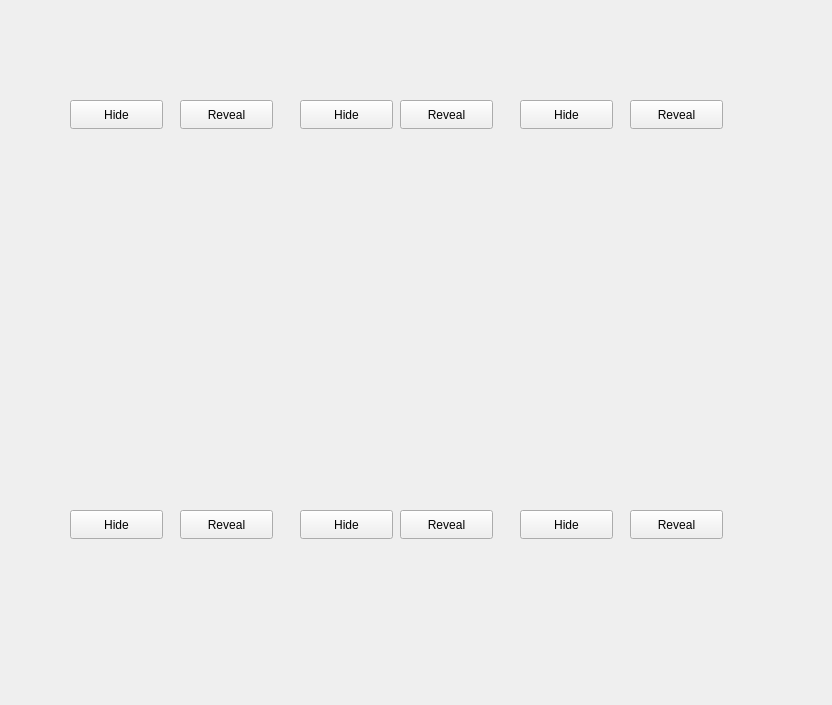
Qt form Qt_2/gamehistory.ui (TadrosMaged/TicTacToe_Game) before a commit.
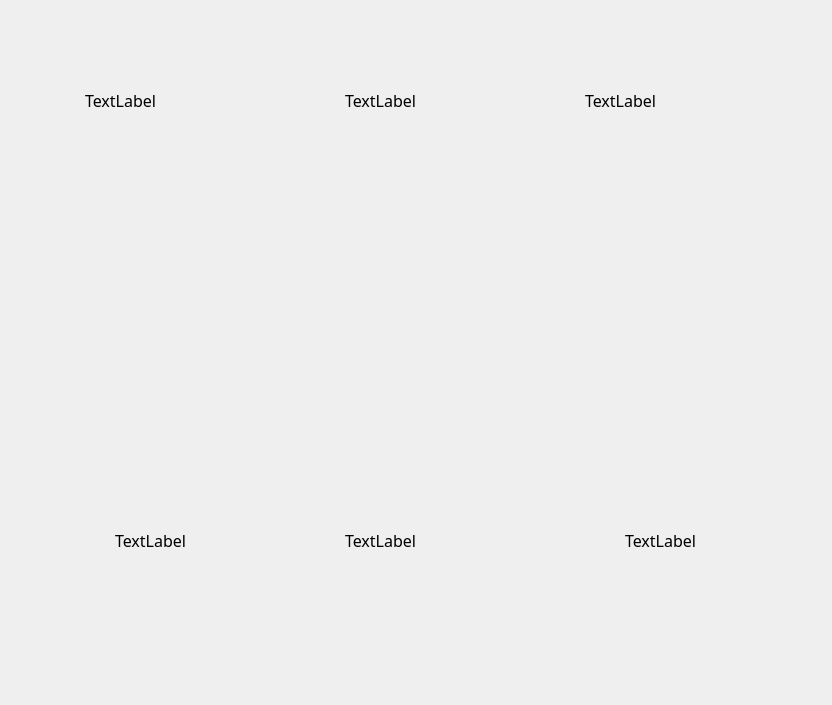
The same form after that commit.

The edit to the form file:
```diff
--- a/Qt_2/gamehistory.ui
+++ b/Qt_2/gamehistory.ui
@@ -52,157 +52,469 @@
   <widget class="QPushButton" name="pushButton_3">
    <property name="geometry">
     <rect>
-     <x>70</x>
-     <y>100</y>
-     <width>93</width>
-     <height>29</height>
+     <x>120</x>
+     <y>109</y>
+     <width>81</width>
+     <height>21</height>
     </rect>
    </property>
+   <property name="styleSheet">
+    <string notr="true">color: rgb(0, 0, 0);
+background-color: rgba(255, 255, 255,0);
+border:none</string>
+   </property>
    <property name="text">
-    <string>Hide</string>
+    <string/>
    </property>
   </widget>
   <widget class="QPushButton" name="pushButton_4">
    <property name="geometry">
     <rect>
-     <x>180</x>
-     <y>100</y>
-     <width>93</width>
-     <height>29</height>
+     <x>210</x>
+     <y>109</y>
+     <width>81</width>
+     <height>21</height>
     </rect>
    </property>
+   <property name="styleSheet">
+    <string notr="true">color: rgb(0, 0, 0);
+background-color: rgba(255, 255, 255,0);
+border:none</string>
+   </property>
    <property name="text">
-    <string>Reveal</string>
+    <string/>
    </property>
   </widget>
   <widget class="QPushButton" name="pushButton_5">
    <property name="geometry">
     <rect>
-     <x>300</x>
-     <y>100</y>
-     <width>93</width>
-     <height>29</height>
+     <x>322</x>
+     <y>110</y>
+     <width>81</width>
+     <height>20</height>
     </rect>
    </property>
+   <property name="styleSheet">
+    <string notr="true">color: rgb(0, 0, 0);
+background-color: rgba(255, 255, 255,0);
+border:none</string>
+   </property>
    <property name="text">
-    <string>Hide</string>
+    <string/>
    </property>
   </widget>
   <widget class="QPushButton" name="pushButton_6">
    <property name="geometry">
     <rect>
-     <x>630</x>
-     <y>100</y>
-     <width>93</width>
-     <height>29</height>
+     <x>600</x>
+     <y>110</y>
+     <width>81</width>
+     <height>20</height>
     </rect>
    </property>
+   <property name="styleSheet">
+    <string notr="true">color: rgb(0, 0, 0);
+background-color: rgba(255, 255, 255,0);
+border:none</string>
+   </property>
    <property name="text">
-    <string>Reveal</string>
+    <string/>
    </property>
   </widget>
   <widget class="QPushButton" name="pushButton_7">
    <property name="geometry">
     <rect>
-     <x>400</x>
-     <y>100</y>
-     <width>93</width>
-     <height>29</height>
+     <x>412</x>
+     <y>110</y>
+     <width>71</width>
+     <height>20</height>
     </rect>
    </property>
+   <property name="styleSheet">
+    <string notr="true">color: rgb(0, 0, 0);
+background-color: rgba(255, 255, 255,0);
+border:none</string>
+   </property>
    <property name="text">
-    <string>Reveal</string>
+    <string/>
    </property>
   </widget>
   <widget class="QPushButton" name="pushButton_8">
    <property name="geometry">
     <rect>
-     <x>520</x>
-     <y>100</y>
-     <width>93</width>
-     <height>29</height>
+     <x>510</x>
+     <y>110</y>
+     <width>81</width>
+     <height>20</height>
     </rect>
    </property>
+   <property name="styleSheet">
+    <string notr="true">color: rgb(0, 0, 0);
+background-color: rgba(255, 255, 255,0);
+border:none</string>
+   </property>
    <property name="text">
-    <string>Hide</string>
+    <string/>
    </property>
   </widget>
   <widget class="QPushButton" name="pushButton_9">
    <property name="geometry">
     <rect>
-     <x>300</x>
-     <y>510</y>
-     <width>93</width>
-     <height>29</height>
+     <x>322</x>
+     <y>561</y>
+     <width>81</width>
+     <height>21</height>
     </rect>
    </property>
+   <property name="styleSheet">
+    <string notr="true">color: rgb(0, 0, 0);
+background-color: rgba(255, 255, 255,0);
+border:none</string>
+   </property>
    <property name="text">
-    <string>Hide</string>
+    <string/>
    </property>
   </widget>
   <widget class="QPushButton" name="pushButton_10">
    <property name="geometry">
     <rect>
-     <x>400</x>
-     <y>510</y>
-     <width>93</width>
-     <height>29</height>
+     <x>402</x>
+     <y>560</y>
+     <width>81</width>
+     <height>21</height>
     </rect>
    </property>
+   <property name="styleSheet">
+    <string notr="true">color: rgb(0, 0, 0);
+background-color: rgba(255, 255, 255,0);
+border:none</string>
+   </property>
    <property name="text">
-    <string>Reveal</string>
+    <string/>
    </property>
   </widget>
   <widget class="QPushButton" name="pushButton_11">
    <property name="geometry">
     <rect>
-     <x>70</x>
-     <y>510</y>
-     <width>93</width>
-     <height>29</height>
+     <x>122</x>
+     <y>560</y>
+     <width>81</width>
+     <height>21</height>
     </rect>
    </property>
+   <property name="styleSheet">
+    <string notr="true">color: rgb(0, 0, 0);
+background-color: rgba(255, 255, 255,0);
+border:none</string>
+   </property>
    <property name="text">
-    <string>Hide</string>
+    <string/>
    </property>
   </widget>
   <widget class="QPushButton" name="pushButton_12">
    <property name="geometry">
     <rect>
-     <x>630</x>
-     <y>510</y>
-     <width>93</width>
-     <height>29</height>
+     <x>600</x>
+     <y>561</y>
+     <width>81</width>
+     <height>20</height>
     </rect>
    </property>
+   <property name="styleSheet">
+    <string notr="true">color: rgb(0, 0, 0);
+background-color: rgba(255, 255, 255,0);
+border:none</string>
+   </property>
    <property name="text">
-    <string>Reveal</string>
+    <string/>
    </property>
   </widget>
   <widget class="QPushButton" name="pushButton_13">
    <property name="geometry">
     <rect>
-     <x>180</x>
-     <y>510</y>
-     <width>93</width>
-     <height>29</height>
+     <x>212</x>
+     <y>560</y>
+     <width>81</width>
+     <height>21</height>
     </rect>
    </property>
+   <property name="styleSheet">
+    <string notr="true">color: rgb(0, 0, 0);
+background-color: rgba(255, 255, 255,0);
+border:none</string>
+   </property>
    <property name="text">
-    <string>Reveal</string>
+    <string/>
    </property>
   </widget>
   <widget class="QPushButton" name="pushButton_14">
    <property name="geometry">
     <rect>
-     <x>520</x>
-     <y>510</y>
+     <x>510</x>
+     <y>560</y>
+     <width>81</width>
+     <height>21</height>
+    </rect>
+   </property>
+   <property name="styleSheet">
+    <string notr="true">color: rgb(0, 0, 0);
+background-color: rgba(255, 255, 255,0);
+border:none</string>
+   </property>
+   <property name="text">
+    <string/>
+   </property>
+  </widget>
+  <widget class="QPushButton" name="pushButton_15">
+   <property name="geometry">
+    <rect>
+     <x>10</x>
+     <y>100</y>
      <width>93</width>
-     <height>29</height>
+     <height>31</height>
     </rect>
    </property>
+   <property name="styleSheet">
+    <string notr="true">color: rgb(0, 0, 0);
+background-color: rgba(255, 255, 255,0);
+border:none</string>
+   </property>
    <property name="text">
-    <string>Hide</string>
+    <string/>
+   </property>
+  </widget>
+  <widget class="QPushButton" name="pushButton_16">
+   <property name="geometry">
+    <rect>
+     <x>700</x>
+     <y>160</y>
+     <width>51</width>
+     <height>181</height>
+    </rect>
+   </property>
+   <property name="styleSheet">
+    <string notr="true">color: rgb(0, 0, 0);
+background-color: rgba(255, 255, 255,0);
+border:none</string>
+   </property>
+   <property name="text">
+    <string/>
+   </property>
+  </widget>
+  <widget class="QPushButton" name="pushButton_17">
+   <property name="geometry">
+    <rect>
+     <x>698</x>
+     <y>350</y>
+     <width>51</width>
+     <height>181</height>
+    </rect>
+   </property>
+   <property name="styleSheet">
+    <string notr="true">color: rgb(0, 0, 0);
+background-color: rgba(255, 255, 255,0);
+border:none</string>
+   </property>
+   <property name="text">
+    <string/>
+   </property>
+  </widget>
+  <widget class="QPushButton" name="pushButton_18">
+   <property name="geometry">
+    <rect>
+     <x>42</x>
+     <y>160</y>
+     <width>51</width>
+     <height>171</height>
+    </rect>
+   </property>
+   <property name="styleSheet">
+    <string notr="true">color: rgb(0, 0, 0);
+background-color: rgba(255, 255, 255,0);
+border:none</string>
+   </property>
+   <property name="text">
+    <string/>
+   </property>
+  </widget>
+  <widget class="QPushButton" name="pushButton_19">
+   <property name="geometry">
+    <rect>
+     <x>40</x>
+     <y>350</y>
+     <width>61</width>
+     <height>181</height>
+    </rect>
+   </property>
+   <property name="styleSheet">
+    <string notr="true">color: rgb(0, 0, 0);
+background-color: rgba(255, 255, 255,0);
+border:none</string>
+   </property>
+   <property name="text">
+    <string/>
+   </property>
+  </widget>
+  <widget class="QLabel" name="label">
+   <property name="geometry">
+    <rect>
+     <x>-20</x>
+     <y>90</y>
+     <width>281</width>
+     <height>20</height>
+    </rect>
+   </property>
+   <property name="font">
+    <font>
+     <family>Gilroy-Bold</family>
+     <pointsize>12</pointsize>
+    </font>
+   </property>
+   <property name="styleSheet">
+    <string notr="true">color: rgb(0, 0, 0);
+background-color: rgba(255, 255, 255,0);
+border:none</string>
+   </property>
+   <property name="text">
+    <string>TextLabel</string>
+   </property>
+   <property name="alignment">
+    <set>Qt::AlignCenter</set>
+   </property>
+  </widget>
+  <widget class="QLabel" name="label_2">
+   <property name="geometry">
+    <rect>
+     <x>240</x>
+     <y>90</y>
+     <width>281</width>
+     <height>20</height>
+    </rect>
+   </property>
+   <property name="font">
+    <font>
+     <family>Gilroy-Bold</family>
+     <pointsize>12</pointsize>
+    </font>
+   </property>
+   <property name="styleSheet">
+    <string notr="true">color: rgb(0, 0, 0);
+background-color: rgba(255, 255, 255,0);
+border:none</string>
+   </property>
+   <property name="text">
+    <string>TextLabel</string>
+   </property>
+   <property name="alignment">
+    <set>Qt::AlignCenter</set>
+   </property>
+  </widget>
+  <widget class="QLabel" name="label_3">
+   <property name="geometry">
+    <rect>
+     <x>480</x>
+     <y>90</y>
+     <width>281</width>
+     <height>20</height>
+    </rect>
+   </property>
+   <property name="font">
+    <font>
+     <family>Gilroy-Bold</family>
+     <pointsize>12</pointsize>
+    </font>
+   </property>
+   <property name="styleSheet">
+    <string notr="true">color: rgb(0, 0, 0);
+background-color: rgba(255, 255, 255,0);
+border:none</string>
+   </property>
+   <property name="text">
+    <string>TextLabel</string>
+   </property>
+   <property name="alignment">
+    <set>Qt::AlignCenter</set>
+   </property>
+  </widget>
+  <widget class="QLabel" name="label_4">
+   <property name="geometry">
+    <rect>
+     <x>240</x>
+     <y>530</y>
+     <width>281</width>
+     <height>20</height>
+    </rect>
+   </property>
+   <property name="font">
+    <font>
+     <family>Gilroy-Bold</family>
+     <pointsize>12</pointsize>
+    </font>
+   </property>
+   <property name="styleSheet">
+    <string notr="true">color: rgb(0, 0, 0);
+background-color: rgba(255, 255, 255,0);
+border:none</string>
+   </property>
+   <property name="text">
+    <string>TextLabel</string>
+   </property>
+   <property name="alignment">
+    <set>Qt::AlignCenter</set>
+   </property>
+  </widget>
+  <widget class="QLabel" name="label_5">
+   <property name="geometry">
+    <rect>
+     <x>520</x>
+     <y>530</y>
+     <width>281</width>
+     <height>20</height>
+    </rect>
+   </property>
+   <property name="font">
+    <font>
+     <family>Gilroy-Bold</family>
+     <pointsize>12</pointsize>
+    </font>
+   </property>
+   <property name="styleSheet">
+    <string notr="true">color: rgb(0, 0, 0);
+background-color: rgba(255, 255, 255,0);
+border:none</string>
+   </property>
+   <property name="text">
+    <string>TextLabel</string>
+   </property>
+   <property name="alignment">
+    <set>Qt::AlignCenter</set>
+   </property>
+  </widget>
+  <widget class="QLabel" name="label_6">
+   <property name="geometry">
+    <rect>
+     <x>10</x>
+     <y>530</y>
+     <width>281</width>
+     <height>20</height>
+    </rect>
+   </property>
+   <property name="font">
+    <font>
+     <family>Gilroy-Bold</family>
+     <pointsize>12</pointsize>
+    </font>
+   </property>
+   <property name="styleSheet">
+    <string notr="true">color: rgb(0, 0, 0);
+background-color: rgba(255, 255, 255,0);
+border:none</string>
+   </property>
+   <property name="text">
+    <string>TextLabel</string>
+   </property>
+   <property name="alignment">
+    <set>Qt::AlignCenter</set>
    </property>
   </widget>
  </widget>
```
